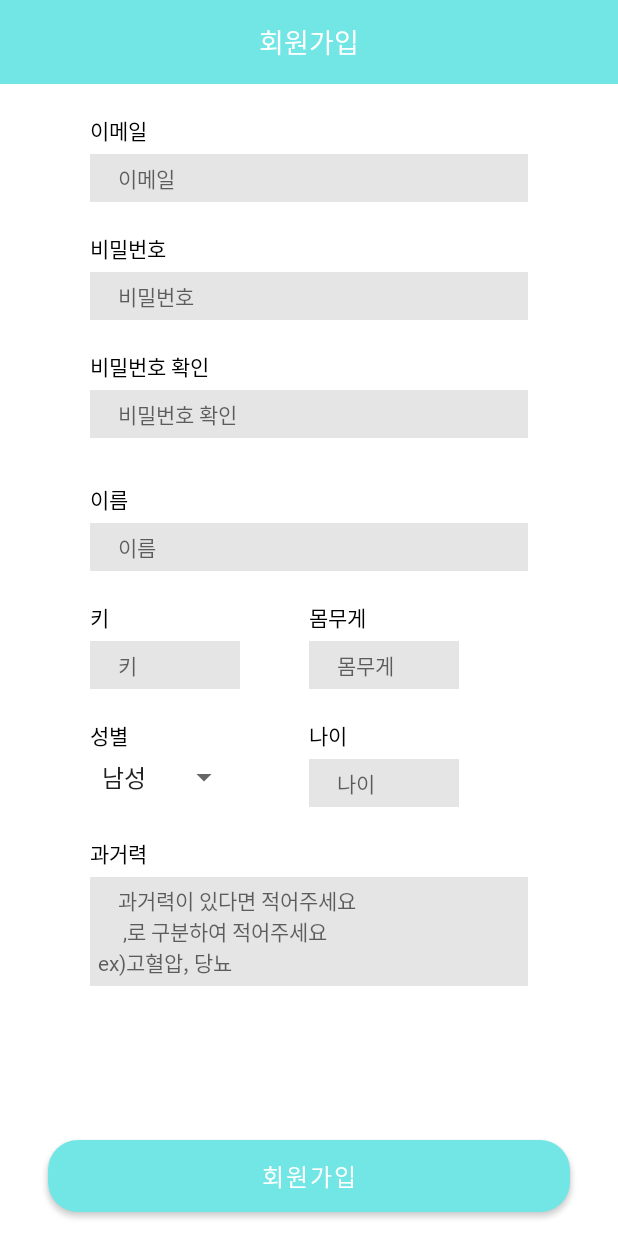
After one commit to yangsooplus/BoenDoc, an Android app: the SignUpActivity screen opened directly, with no data from a screen before it, on a phone screen of 412 x 824 dp. The commit adds this screen. Run offline under Robolectric (Android 15) with nearby library versions, the phone set to English and light mode, and no system bars.

Commit message:
SignIn, SignUp

```diff
--- a/BoenDoc/app/src/main/java/com/beongaedoctor/beondoc/SignInActivity.kt
+++ b/BoenDoc/app/src/main/java/com/beongaedoctor/beondoc/SignInActivity.kt
@@ -1,11 +1,69 @@
 package com.beongaedoctor.beondoc
 
+import android.content.Context
+import android.content.Intent
 import androidx.appcompat.app.AppCompatActivity
 import android.os.Bundle
+import android.view.inputmethod.EditorInfo
+import android.view.inputmethod.InputMethodManager
+import android.widget.Toast
+import com.beongaedoctor.beondoc.databinding.ActivitySignInBinding
 
 class SignInActivity : AppCompatActivity() {
+
+    // 전역 변수로 바인딩 객체 선언
+    private var SIABinding: ActivitySignInBinding? = null
+
+    // 매번 null 체크 하지 않도록 바인딩 변수 재선언
+    private val binding get() = SIABinding!!
+
+
+
     override fun onCreate(savedInstanceState: Bundle?) {
         super.onCreate(savedInstanceState)
-        setContentView(R.layout.activity_sign_in)
+        //setContentView(R.layout.activity_sign_in)
+
+        SIABinding = ActivitySignInBinding.inflate(layoutInflater)
+        setContentView(binding.root)
+
+        val editEmail = binding.editEmail
+        val editPw = binding.editPw
+
+
+
+        binding.btnSignin.setOnClickListener {
+            val email = editEmail.text.toString()
+            val password = editPw.text.toString()
+
+            //아이디(이메일), 비밀번호 입력되지 않으면 입력하라고 띄우기
+            if (email.isEmpty()) {
+                Toast.makeText(this, "이메일을 입력해주세요", Toast.LENGTH_LONG).show()
+            }
+            else if (password.isEmpty()) {
+                Toast.makeText(this, "비밀번호를 입력해주세요", Toast.LENGTH_LONG).show()
+            }
+            else {
+                //로그인 시도 - 유효성 검사
+
+
+                //유효하면 메인 액티비티로 이동
+                Toast.makeText(this, "로그인 성공", Toast.LENGTH_SHORT).show()
+
+                val mainIntent = Intent(this, MainActivity::class.java)
+                startActivity(mainIntent)
+            }
+
+
+
+
+
+
+
+        }
+
+        binding.btnSignup.setOnClickListener {
+            val siginupIntent = Intent(this, SignUpActivity::class.java) //여기에 회원가입 뷰
+            startActivity(siginupIntent)
+        }
     }
 }
--- /dev/null
+++ b/BoenDoc/app/src/main/java/com/beongaedoctor/beondoc/SignUpActivity.kt
@@ -0,0 +1,45 @@
+package com.beongaedoctor.beondoc
+
+import androidx.appcompat.app.AppCompatActivity
+import android.os.Bundle
+import android.view.View
+import android.widget.AdapterView
+import android.widget.ArrayAdapter
+import com.beongaedoctor.beondoc.databinding.ActivitySignInBinding
+import com.beongaedoctor.beondoc.databinding.ActivitySignUpBinding
+
+class SignUpActivity : AppCompatActivity() {
+
+    // 전역 변수로 바인딩 객체 선언
+    private var SUABinding: ActivitySignUpBinding? = null
+
+    // 매번 null 체크 하지 않도록 바인딩 변수 재선언
+    private val binding get() = SUABinding!!
+
+
+    override fun onCreate(savedInstanceState: Bundle?) {
+        super.onCreate(savedInstanceState)
+        //setContentView(R.layout.activity_sign_up)
+
+        SUABinding = ActivitySignUpBinding.inflate(layoutInflater)
+        setContentView(binding.root)
+
+        binding.sexSpinner.adapter = ArrayAdapter.createFromResource(
+        this, R.array.sexitemList, android.R.layout.simple_spinner_item
+        )
+        binding.sexSpinner.onItemSelectedListener = object : AdapterView.OnItemSelectedListener {
+
+            //https://stickode.tistory.com/8
+            override fun onItemSelected(parent: AdapterView<*>?, view: View?, position: Int, id: Long) {
+
+            }
+
+            override fun onNothingSelected(p0: AdapterView<*>?) {
+
+            }
+
+        }
+
+
+    }
+}
--- /dev/null
+++ b/BoenDoc/app/src/main/res/drawable/roundbtn.xml
@@ -0,0 +1,11 @@
+<?xml version="1.0" encoding="utf-8"?>
+<shape xmlns:android="http://schemas.android.com/apk/res/android"
+    android:padding="10dp"
+    android:shape="rectangle" >
+    <solid android:color="@color/skyblue" />
+    <corners
+        android:bottomLeftRadius="20dp"
+        android:bottomRightRadius="20dp"
+        android:topLeftRadius="20dp"
+        android:topRightRadius="20dp" />
+</shape>
--- a/BoenDoc/app/src/main/res/layout/activity_sign_in.xml
+++ b/BoenDoc/app/src/main/res/layout/activity_sign_in.xml
@@ -50,7 +50,10 @@
         android:background="@color/lightgray"
         android:hint="    이메일"
         android:textSize="14sp"
-        android:fontFamily="@font/spoqahansansneolight"/>
+        android:fontFamily="@font/spoqahansansneolight"
+        android:singleLine="true"
+        android:imeOptions="actionDone"
+        />
 
     <TextView
         android:layout_width="wrap_content"
@@ -71,9 +74,12 @@
         android:padding="5dp"
         android:background="@color/lightgray"
         android:hint="    비밀번호"
-        android:password="true"
+        android:inputType="textPassword"
         android:textSize="14sp"
-        android:fontFamily="@font/spoqahansansneolight"/>
+        android:fontFamily="@font/spoqahansansneolight"
+        android:singleLine="true"
+        android:imeOptions="actionDone"
+        />
 
     <Button
         android:id="@+id/btn_signin"
--- /dev/null
+++ b/BoenDoc/app/src/main/res/layout/activity_sign_up.xml
@@ -0,0 +1,312 @@
+<?xml version="1.0" encoding="utf-8"?>
+<LinearLayout
+    xmlns:android="http://schemas.android.com/apk/res/android"
+    xmlns:app="http://schemas.android.com/apk/res-auto"
+    xmlns:tools="http://schemas.android.com/tools"
+    android:layout_width="match_parent"
+    android:layout_height="match_parent"
+    tools:context=".SignUpActivity"
+    android:orientation="vertical">
+
+    <TextView
+        android:layout_width="match_parent"
+        android:layout_height="56dp"
+        android:background="@color/skyblue"
+        android:text="회원가입"
+        android:textColor="@color/white"
+        android:textSize="18sp"
+        android:fontFamily="@font/spoqahansansneomedium"
+        android:gravity="center"
+        />
+
+    <ScrollView
+        android:layout_width="match_parent"
+        android:layout_height="0dp"
+        android:layout_weight="1">
+
+        <LinearLayout
+            android:layout_width="match_parent"
+            android:layout_height="match_parent"
+            android:orientation="vertical">
+
+            <TextView
+                android:layout_width="wrap_content"
+                android:layout_height="wrap_content"
+                android:layout_marginLeft="60dp"
+                android:layout_marginTop="20dp"
+                android:fontFamily="@font/spoqahansansneomedium"
+                android:text="이메일"
+                android:textColor="@color/black"
+                android:textSize="14sp" />
+
+            <EditText
+                android:id="@+id/email"
+                android:layout_width="match_parent"
+                android:layout_height="wrap_content"
+                android:layout_marginHorizontal="60dp"
+                android:layout_marginTop="5dp"
+                android:background="@color/lightgray"
+                android:fontFamily="@font/spoqahansansneolight"
+                android:hint="    이메일"
+                android:imeOptions="actionDone"
+                android:padding="5dp"
+                android:singleLine="true"
+                android:textSize="14sp" />
+
+            <TextView
+                android:layout_width="wrap_content"
+                android:layout_height="wrap_content"
+                android:layout_marginLeft="60dp"
+                android:layout_marginTop="20dp"
+                android:fontFamily="@font/spoqahansansneomedium"
+                android:text="비밀번호"
+                android:textColor="@color/black"
+                android:textSize="14sp" />
+
+            <EditText
+                android:id="@+id/password"
+                android:layout_width="match_parent"
+                android:layout_height="wrap_content"
+                android:layout_marginHorizontal="60dp"
+                android:layout_marginTop="5dp"
+                android:background="@color/lightgray"
+                android:fontFamily="@font/spoqahansansneolight"
+                android:hint="    비밀번호"
+                android:imeOptions="actionDone"
+                android:inputType="textPassword"
+                android:padding="5dp"
+                android:singleLine="true"
+                android:textSize="14sp" />
+
+            <TextView
+                android:layout_width="wrap_content"
+                android:layout_height="wrap_content"
+                android:layout_marginLeft="60dp"
+                android:layout_marginTop="20dp"
+                android:fontFamily="@font/spoqahansansneomedium"
+                android:text="비밀번호 확인"
+                android:textColor="@color/black"
+                android:textSize="14sp" />
+
+            <EditText
+                android:id="@+id/confirmpassword"
+                android:layout_width="match_parent"
+                android:layout_height="wrap_content"
+                android:layout_marginHorizontal="60dp"
+                android:layout_marginTop="5dp"
+                android:background="@color/lightgray"
+                android:fontFamily="@font/spoqahansansneolight"
+                android:hint="    비밀번호 확인"
+                android:imeOptions="actionDone"
+                android:inputType="textPassword"
+                android:padding="5dp"
+                android:singleLine="true"
+                android:textSize="14sp" />
+
+            <TextView
+                android:layout_width="wrap_content"
+                android:layout_height="wrap_content"
+                android:layout_marginLeft="60dp"
+                android:layout_marginTop="30dp"
+                android:fontFamily="@font/spoqahansansneomedium"
+                android:text="이름"
+                android:textColor="@color/black"
+                android:textSize="14sp" />
+
+            <EditText
+                android:id="@+id/name"
+                android:layout_width="match_parent"
+                android:layout_height="wrap_content"
+                android:layout_marginHorizontal="60dp"
+                android:layout_marginTop="5dp"
+                android:background="@color/lightgray"
+                android:fontFamily="@font/spoqahansansneolight"
+                android:hint="    이름"
+                android:imeOptions="actionDone"
+                android:padding="5dp"
+                android:privateImeOptions="defaultInputmode=korean"
+                android:singleLine="true"
+                android:textSize="14sp" />
+
+            <LinearLayout
+                android:layout_width="match_parent"
+                android:layout_height="match_parent"
+                android:orientation="horizontal"
+                android:weightSum="2">
+
+                <LinearLayout
+                    android:layout_width="match_parent"
+                    android:layout_height="match_parent"
+                    android:layout_weight="1"
+                    android:orientation="vertical">
+
+                    <TextView
+                        android:layout_width="wrap_content"
+                        android:layout_height="wrap_content"
+                        android:layout_marginLeft="60dp"
+                        android:layout_marginTop="20dp"
+                        android:fontFamily="@font/spoqahansansneomedium"
+                        android:text="키"
+                        android:textColor="@color/black"
+                        android:textSize="14sp" />
+
+                    <EditText
+                        android:id="@+id/height"
+                        android:layout_width="100dp"
+                        android:layout_height="wrap_content"
+                        android:layout_marginHorizontal="60dp"
+                        android:layout_marginTop="5dp"
+                        android:background="@color/lightgray"
+                        android:fontFamily="@font/spoqahansansneolight"
+                        android:hint="    키"
+                        android:imeOptions="actionDone"
+                        android:inputType="numberDecimal"
+                        android:maxLength="6"
+                        android:padding="5dp"
+                        android:singleLine="true"
+                        android:textSize="14sp" />
+                </LinearLayout>
+
+                <LinearLayout
+                    android:layout_width="match_parent"
+                    android:layout_height="match_parent"
+                    android:layout_weight="1"
+                    android:orientation="vertical">
+
+                    <TextView
+                        android:layout_width="wrap_content"
+                        android:layout_height="wrap_content"
+                        android:layout_marginLeft="0dp"
+                        android:layout_marginTop="20dp"
+                        android:fontFamily="@font/spoqahansansneomedium"
+                        android:text="몸무게"
+                        android:textColor="@color/black"
+                        android:textSize="14sp" />
+
+                    <EditText
+                        android:id="@+id/weight"
+                        android:layout_width="100dp"
+                        android:layout_height="wrap_content"
+                        android:layout_marginHorizontal="0dp"
+                        android:layout_marginTop="5dp"
+                        android:background="@color/lightgray"
+                        android:fontFamily="@font/spoqahansansneolight"
+                        android:hint="    몸무게"
+                        android:imeOptions="actionDone"
+                        android:inputType="numberDecimal"
+                        android:maxLength="6"
+                        android:padding="5dp"
+                        android:singleLine="true"
+                        android:textSize="14sp" />
+                </LinearLayout>
+
+
+            </LinearLayout>
+
+            <LinearLayout
+                android:layout_width="match_parent"
+                android:layout_height="match_parent"
+                android:orientation="horizontal"
+                android:weightSum="2">
+
+                <LinearLayout
+                    android:layout_width="match_parent"
+                    android:layout_height="match_parent"
+                    android:layout_weight="1"
+                    android:orientation="vertical">
+
+                    <TextView
+                        android:layout_width="wrap_content"
+                        android:layout_height="wrap_content"
+                        android:layout_marginLeft="60dp"
+                        android:layout_marginTop="20dp"
+                        android:fontFamily="@font/spoqahansansneomedium"
+                        android:text="성별"
+                        android:textColor="@color/black"
+                        android:textSize="14sp" />
+
+                    <Spinner
+                        android:id="@+id/sexSpinner"
+                        android:layout_width="100dp"
+                        android:layout_height="wrap_content"
+                        android:layout_marginLeft="60dp"
+                        android:layout_marginTop="5dp" />
+
+                </LinearLayout>
+
+                <LinearLayout
+                    android:layout_width="match_parent"
+                    android:layout_height="match_parent"
+                    android:layout_weight="1"
+                    android:orientation="vertical">
+
+                    <TextView
+                        android:layout_width="wrap_content"
+                        android:layout_height="wrap_content"
+                        android:layout_marginLeft="0dp"
+                        android:layout_marginTop="20dp"
+                        android:fontFamily="@font/spoqahansansneomedium"
+                        android:text="나이"
+                        android:textColor="@color/black"
+                        android:textSize="14sp" />
+
+                    <EditText
+                        android:id="@+id/age"
+                        android:layout_width="100dp"
+                        android:layout_height="wrap_content"
+                        android:layout_marginHorizontal="0dp"
+                        android:layout_marginTop="5dp"
+                        android:background="@color/lightgray"
+                        android:fontFamily="@font/spoqahansansneolight"
+                        android:hint="    나이"
+                        android:imeOptions="actionDone"
+                        android:inputType="number"
+                        android:maxLength="3"
+                        android:padding="5dp"
+                        android:singleLine="true"
+                        android:textSize="14sp" />
+                </LinearLayout>
+
+
+            </LinearLayout>
+
+            <TextView
+                android:layout_width="wrap_content"
+                android:layout_height="wrap_content"
+                android:layout_marginLeft="60dp"
+                android:layout_marginTop="20dp"
+                android:fontFamily="@font/spoqahansansneomedium"
+                android:text="과거력"
+                android:textColor="@color/black"
+                android:textSize="14sp" />
+
+            <EditText
+                android:id="@+id/anamnesis"
+                android:layout_width="match_parent"
+                android:layout_height="wrap_content"
+                android:layout_marginHorizontal="60dp"
+                android:layout_marginTop="5dp"
+                android:layout_marginBottom="20dp"
+                android:background="@color/lightgray"
+                android:fontFamily="@font/spoqahansansneolight"
+                android:hint="    과거력이 있다면 적어주세요\n     ,로 구분하여 적어주세요\nex)고혈압, 당뇨"
+                android:imeOptions="actionDone"
+                android:padding="5dp"
+                android:privateImeOptions="defaultInputmode=korean"
+                android:textSize="14sp" />
+
+        </LinearLayout>
+    </ScrollView>
+
+    <Button
+        android:layout_width="match_parent"
+        android:layout_height="wrap_content"
+        android:layout_marginBottom="16dp"
+        android:layout_marginHorizontal="32dp"
+        android:background="@drawable/roundbtn"
+        android:text="회원가입"
+        android:textSize="16sp"
+        android:fontFamily="@font/spoqahansansneomedium"
+        />
+
+</LinearLayout>
--- /dev/null
+++ b/BoenDoc/app/src/main/res/values/array.xml
@@ -0,0 +1,9 @@
+<?xml version="1.0" encoding="utf-8"?>
+<resources>
+    <string-array name="sexitemList">
+        <item>남성</item>
+        <item>여성</item>
+    </string-array>
+
+
+</resources>
```
Also changed, not shown: BoenDoc/app/src/main/AndroidManifest.xml (+5 -2 lines).
